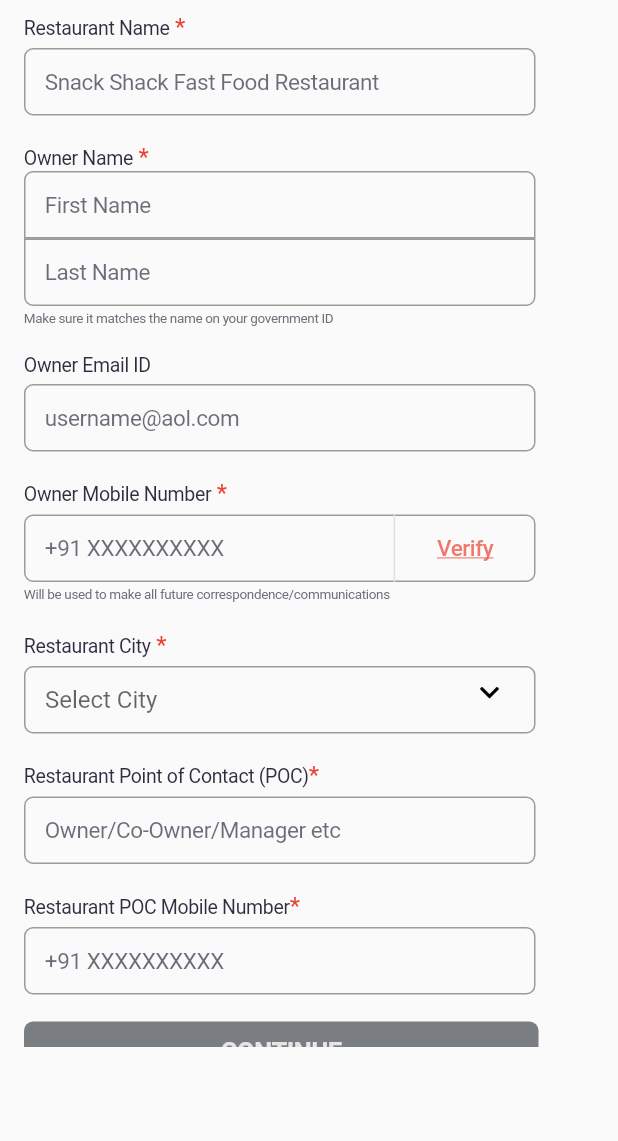
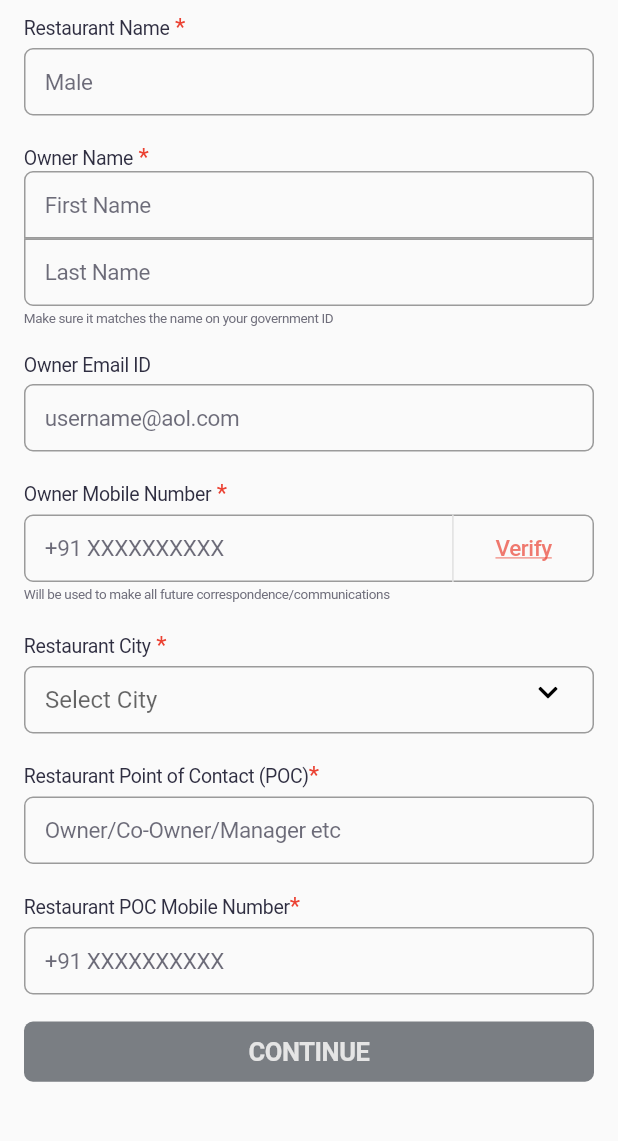
Before and after one commit to RafikSiddique/readyplates_restaurants, a Flutter app: the SignupPage1 screen opened by its route, after a tap on "CONTINUE", on a phone screen of 412 x 824 dp, the part 66-1207 px from its top. Run offline on Flutter 3.47's test engine with Material 2 defaults, Android fonts, the light colour scheme and no system bars; our stand-ins replace font_awesome_flutter; network calls fail.

Commit message:
some changes

```diff
--- a/lib/main.dart
+++ b/lib/main.dart
@@ -15,9 +15,8 @@ class MyApp extends StatelessWidget {
     return MaterialApp(
       title: 'Flutter Demo',
       theme: ThemeData(),
-      //home:,
       debugShowCheckedModeBanner: false,
-      initialRoute: Routes.signup1Route,
+      initialRoute: Routes.openingscreenRoute,
       routes: {
         Routes.openingscreenRoute: (context) => OpeningScreen(),
         Routes.signup1Route: (context) => SignupPage1(),
--- a/lib/src/screens/signup_page1.dart
+++ b/lib/src/screens/signup_page1.dart
@@ -26,7 +26,8 @@ class _SignupPage1State extends State<SignupPage1> {
   final pocNumberController = TextEditingController();
 
   Signup? users;
-
+// https://readyplates.herokuapp.com/restaurants/s1
+// http://192.168.0.197:8000/restaurants/s1
   Future<Signup?> signup(
     String user,
     String res_name,
@@ -38,7 +39,7 @@ class _SignupPage1State extends State<SignupPage1> {
   ) async {
     http.Response response;
     response = await http.post(
-      Uri.parse('http://192.168.0.197:8000/restaurants/s1'),
+      Uri.parse('https://readyplates.herokuapp.com/restaurants/s1'),
       body: jsonEncode({
         'user': user,
         'res_name': res_name,
@@ -70,8 +71,8 @@ class _SignupPage1State extends State<SignupPage1> {
 
   @override
   Widget build(BuildContext context) {
-    return SafeArea(
-      child: Scaffold(
+    // Size size = MediaQuery.of(context).size;
+    return Scaffold(
       appBar: AppBar(
         toolbarHeight: 44,
         backgroundColor: Colors.white,
@@ -93,12 +94,9 @@ class _SignupPage1State extends State<SignupPage1> {
           ),
         ),
       ),
-        body: Padding(
+      body: SingleChildScrollView(
+        child: Padding(
           padding: const EdgeInsets.only(left: 16, right: 16),
-          child: Container(
-            width: 343,
-            height: 698.11,
-            child: SingleChildScrollView(
           child: Column(
             crossAxisAlignment: CrossAxisAlignment.start,
             children: [
@@ -127,7 +125,7 @@ class _SignupPage1State extends State<SignupPage1> {
                 height: 5,
               ),
               Container(
-                    width: 341,
+                // width: 341,
                 height: 45,
                 child: TextFormField(
                   controller: resNameController,
@@ -140,7 +138,7 @@ class _SignupPage1State extends State<SignupPage1> {
                         Radius.circular(6.0),
                       ),
                     ),
-                        hintText: 'Snack Shack Fast Food Restaurant',
+                    hintText: 'Male',
                     contentPadding: EdgeInsets.only(
                       left: 14,
                       top: 14,
@@ -175,7 +173,7 @@ class _SignupPage1State extends State<SignupPage1> {
                     ]),
               ),
               Container(
-                    width: 341,
+                // width: 341,
                 height: 45,
                 child: TextFormField(
                   controller: firstNameController,
@@ -205,7 +203,7 @@ class _SignupPage1State extends State<SignupPage1> {
                 ),
               ),
               Container(
-                    width: 341,
+                // width: 341,
                 height: 45,
                 child: TextFormField(
                   controller: lastNameController,
@@ -259,7 +257,7 @@ class _SignupPage1State extends State<SignupPage1> {
                 height: 5,
               ),
               Container(
-                    width: 341,
+                // width: 341,
                 height: 45,
                 child: TextFormField(
                   controller: userController,
@@ -310,7 +308,7 @@ class _SignupPage1State extends State<SignupPage1> {
                 height: 5,
               ),
               Container(
-                    width: 341,
+                // width: 341,
                 height: 45,
                 child: TextFormField(
                   controller: ownMobileController,
@@ -328,8 +326,7 @@ class _SignupPage1State extends State<SignupPage1> {
                     suffixIcon: Container(
                       decoration: BoxDecoration(
                         border: Border(
-                              left: BorderSide(
-                                  color: Color(0xffE0E0E0), width: 1),
+                          left: BorderSide(color: Color(0xffE0E0E0), width: 1),
                         ),
                       ),
                       child: TextButton(
@@ -394,7 +391,7 @@ class _SignupPage1State extends State<SignupPage1> {
                 height: 5,
               ),
               Container(
-                    width: 341,
+                // width: 341,
                 height: 45,
                 child: DropdownButtonFormField(
                   icon: Padding(
@@ -464,7 +461,7 @@ class _SignupPage1State extends State<SignupPage1> {
                 height: 5,
               ),
               Container(
-                    width: 341,
+                // width: 341,
                 height: 45,
                 child: TextFormField(
                   controller: pocController,
@@ -515,7 +512,7 @@ class _SignupPage1State extends State<SignupPage1> {
                 height: 5,
               ),
               Container(
-                    width: 341,
+                // width: 341,
                 height: 45,
                 child: TextFormField(
                   controller: pocNumberController,
@@ -565,7 +562,7 @@ class _SignupPage1State extends State<SignupPage1> {
                   Navigator.pushNamed(context, Routes.signup2Route);
                 },
                 child: Container(
-                      width: 343,
+                  // width: 343,
                   height: 40.11,
                   decoration: BoxDecoration(
                     color: Color(0xff7A7E83),
@@ -592,8 +589,6 @@ class _SignupPage1State extends State<SignupPage1> {
           ),
         ),
       ),
-        ),
-      ),
     );
   }
 }
--- a/pubspec.yaml
+++ b/pubspec.yaml
@@ -30,6 +30,7 @@ dependencies:
   cupertino_icons: ^1.0.2
   font_awesome_flutter: ^9.1.0
   http: ^0.13.3
+
 
 dev_dependencies:
   flutter_test:
```
Also changed, not shown: lib/src/staticscreens/opening_screen.dart (+36 -8 lines), assets/images/backbutton.png (added), pubspec.lock, 2 other files. Lines whose indentation alone changed are shown as unchanged.
